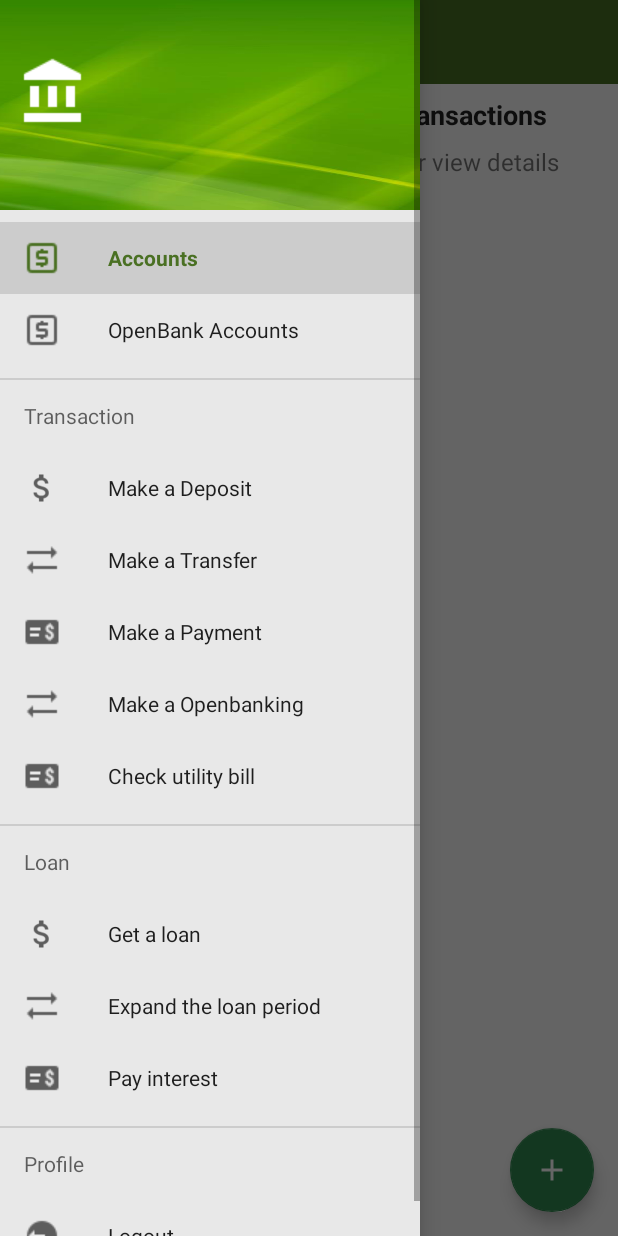
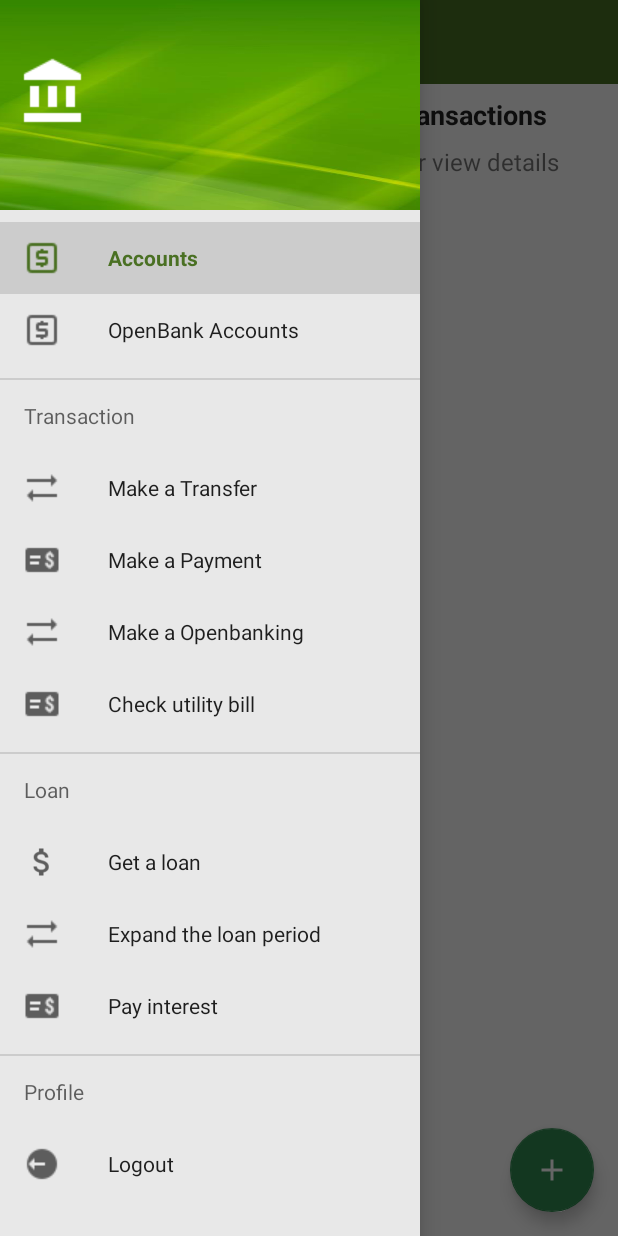
Before and after one commit to Zzeongyx2/bankingSystem, an Android app: the DrawerActivity screen opened directly, with no data from a screen before it, with the side drawer open, on a phone screen of 412 x 824 dp. Run offline under Robolectric (Android 15) with nearby library versions, the phone set to English and light mode, and no system bars; 9 statements that could not run were skipped.

Commit message:
delete deposit

```diff
--- a/app/src/main/res/menu/activity_drawer_menu.xml
+++ b/app/src/main/res/menu/activity_drawer_menu.xml
@@ -17,10 +17,6 @@
         <item android:title="Transaction">
             <menu>
                 <group android:checkableBehavior="single">
-                    <item
-                        android:id="@+id/nav_deposit"
-                        android:icon="@drawable/deposit_icon_24"
-                        android:title="Make a Deposit" />
                     <item
                         android:id="@+id/nav_transfer"
                         android:icon="@drawable/icon_transfer_24"
```
Also changed, not shown: app/src/main/java/com/example/bankingsystem/DrawerActivity.java (+7 -7 lines).
